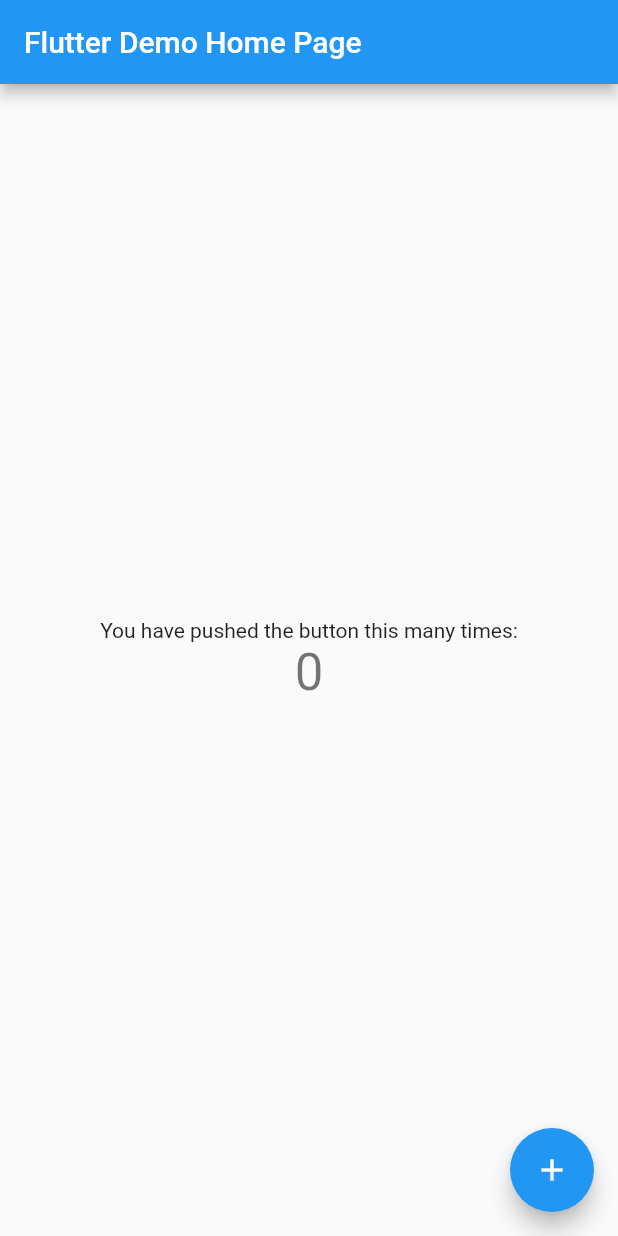
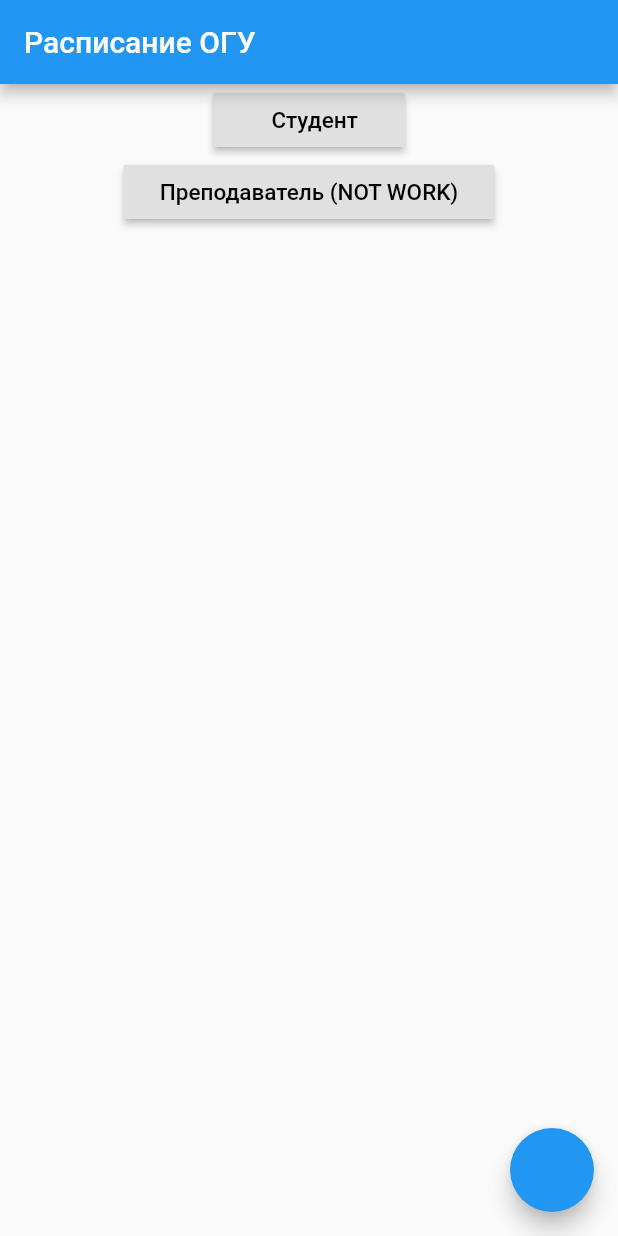
Before and after one commit to Pastyt/ogu_schedule, a Flutter app: the screen it shows after launch, on a phone screen of 412 x 824 dp. Run offline on Flutter 3.47's test engine with Material 2 defaults, Android fonts, the phone set to English and light mode, and no system bars.

```diff
--- a/lib/main.dart
+++ b/lib/main.dart
@@ -1,111 +1,143 @@
+// Copyright 2018 The Flutter team. All rights reserved.
+// Use of this source code is governed by a BSD-style license that can be
+// found in the LICENSE file.
+
 import 'package:flutter/material.dart';
+import 'dart:convert';
+import 'package:http/http.dart' as http;
+import 'package:ogu_schedule/course.dart';
 
-void main() => runApp(MyApp());
+import 'studprep.dart';
+import 'showDivision.dart';
+import 'group.dart';
 
-class MyApp extends StatelessWidget {
-  // This widget is the root of your application.
+void main() => runApp(OguSchedule());
+
+class OguSchedule extends StatefulWidget {
   @override
-  Widget build(BuildContext context) {
-    return MaterialApp(
-      title: 'Flutter Demo',
-      theme: ThemeData(
-        // This is the theme of your application.
-        //
-        // Try running your application with "flutter run". You'll see the
-        // application has a blue toolbar. Then, without quitting the app, try
-        // changing the primarySwatch below to Colors.green and then invoke
-        // "hot reload" (press "r" in the console where you ran "flutter run",
-        // or simply save your changes to "hot reload" in a Flutter IDE).
-        // Notice that the counter didn't reset back to zero; the application
-        // is not restarted.
-        primarySwatch: Colors.blue,
-      ),
-      home: MyHomePage(title: 'Flutter Demo Home Page'),
-    );
+  State<StatefulWidget> createState() {
+    return _OguScheduleState();
   }
 }
 
-class MyHomePage extends StatefulWidget {
-  MyHomePage({Key key, this.title}) : super(key: key);
+class _OguScheduleState extends State<OguSchedule> {
+  List<Map<String, dynamic>> _divisionData;
+  List<Map<String, dynamic>> _courseData;
+  List<Map<String, dynamic>> _groupData;
+  List<Map<String, dynamic>> _scheduleData;
+  int _step;
+  int _idDivision;
+  int _idCourse;
+  int _idGroup;
+  _OguScheduleState(){
+    _step=0;
+  }
+  /* String get systemMes {
+    switch (_step) {
+      case 0:
+        return 'Кто вы?';
+        break;
+      case 1:
+        return 'Факультет';
+      case 2:
+        return 'Выберите курс';
+      case 3:
+        return 'Выберите группу';
+      case 4:
+        return 'Выберите кафедру'
+    }
+    return 'mes';
+  } */
+  _getDivisionData() async {
+    final response =
+        await http.get('http://oreluniver.ru/schedule/divisionlistforstuds');
+    //print(response.body);
+    if (response.statusCode == 200) {
+      var allData = json.decode(response.body) as List<Object>;
+      _divisionData = [];
+      allData.forEach((f) {
+        _divisionData.add(f as Map<String, dynamic>);
+      });
+      _step = 0;
+      _changeState();
+    }
+  }
 
-  // This widget is the home page of your application. It is stateful, meaning
-  // that it has a State object (defined below) that contains fields that affect
-  // how it looks.
+  _getCourseData(int added) async {
+    final response =
+        await http.get('http://oreluniver.ru/schedule/$added/kurslist');
+    //print(response.body);
+    if (response.statusCode == 200) {
+      var allData = json.decode(response.body) as List<Object>;
+      _courseData = [];
+      allData.forEach((f) {
+        _courseData.add(f as Map<String, dynamic>);
+      });
+      _step = 1;
+      _idDivision = added;
+      _changeState();
+    }
+  }
 
-  // This class is the configuration for the state. It holds the values (in this
-  // case the title) provided by the parent (in this case the App widget) and
-  // used by the build method of the State. Fields in a Widget subclass are
-  // always marked "final".
+  _getGroupData(int added) async {
+    final response = await http
+        .get('http://oreluniver.ru/schedule/$_idDivision/$added/grouplist');
+    //print(response.body);
+    if (response.statusCode == 200) {
+      var allData = json.decode(response.body) as List<Object>;
+      _groupData = [];
+      allData.forEach((f) {
+        _groupData.add(f as Map<String, dynamic>);
+      });
+      _step = 2;
+      _idCourse = added;
+      _changeState();
+    }
+  }
+  _getScheduleData(int added) async {
+    final response = await http
+        .get('http://oreluniver.ru/schedule/$_idDivision/$added/grouplist');
+    //print(response.body);
+    if (response.statusCode == 200) {
+      var allData = json.decode(response.body) as List<Object>;
+      _scheduleData = [];
+      allData.forEach((f) {
+        _scheduleData.add(f as Map<String, dynamic>);
+      });
+      _step = 3;
+      _idGroup = added;
+      _changeState();
+    }
+  }
+  _reset(){
+    _step=-1;
+    _changeState();
+  }
+  _getPrepData() async {}
 
-  final String title;
-
-  @override
-  _MyHomePageState createState() => _MyHomePageState();
-}
-
-class _MyHomePageState extends State<MyHomePage> {
-  int _counter = 0;
-
-  void _incrementCounter() {
+  _changeState() {
     setState(() {
-      // This call to setState tells the Flutter framework that something has
-      // changed in this State, which causes it to rerun the build method below
-      // so that the display can reflect the updated values. If we changed
-      // _counter without calling setState(), then the build method would not be
-      // called again, and so nothing would appear to happen.
-      _counter++;
+      _step++;
     });
   }
 
   @override
   Widget build(BuildContext context) {
-    // This method is rerun every time setState is called, for instance as done
-    // by the _incrementCounter method above.
-    //
-    // The Flutter framework has been optimized to make rerunning build methods
-    // fast, so that you can just rebuild anything that needs updating rather
-    // than having to individually change instances of widgets.
-    return Scaffold(
-      appBar: AppBar(
-        // Here we take the value from the MyHomePage object that was created by
-        // the App.build method, and use it to set our appbar title.
-        title: Text(widget.title),
-      ),
-      body: Center(
-        // Center is a layout widget. It takes a single child and positions it
-        // in the middle of the parent.
-        child: Column(
-          // Column is also a layout widget. It takes a list of children and
-          // arranges them vertically. By default, it sizes itself to fit its
-          // children horizontally, and tries to be as tall as its parent.
-          //
-          // Invoke "debug painting" (press "p" in the console, choose the
-          // "Toggle Debug Paint" action from the Flutter Inspector in Android
-          // Studio, or the "Toggle Debug Paint" command in Visual Studio Code)
-          // to see the wireframe for each widget.
-          //
-          // Column has various properties to control how it sizes itself and
-          // how it positions its children. Here we use mainAxisAlignment to
-          // center the children vertically; the main axis here is the vertical
-          // axis because Columns are vertical (the cross axis would be
-          // horizontal).
-          mainAxisAlignment: MainAxisAlignment.center,
-          children: <Widget>[
-            Text(
-              'You have pushed the button this many times:',
+    return MaterialApp(
+        title: 'Расписание ОГУ',
+        home: Scaffold(
+          floatingActionButton: FloatingActionButton(
+            onPressed: _reset,
+          ),
+            appBar: AppBar(
+              title: Text('Расписание ОГУ'),
             ),
-            Text(
-              '$_counter',
-              style: Theme.of(context).textTheme.display1,
-            ),
-          ],
-        ),
-      ),
-      floatingActionButton: FloatingActionButton(
-        onPressed: _incrementCounter,
-        tooltip: 'Increment',
-        child: Icon(Icons.add),
-      ), // This trailing comma makes auto-formatting nicer for build methods.
-    );
+            body: _step == 0
+                ? StudPrep(_getPrepData, _getDivisionData)
+                : _step == 1
+                    ? ShowDivision(_divisionData, _getCourseData)
+                    : _step == 2
+                        ? ShowCourse(_courseData, _getGroupData)
+                        : ShowGroup(_groupData,_getScheduleData)));
   }
 }
--- /dev/null
+++ b/lib/studprep.dart
@@ -0,0 +1,36 @@
+import 'package:flutter/cupertino.dart';
+import 'package:flutter/material.dart';
+
+class StudPrep extends StatelessWidget {
+  final Function getPrep, getStud;
+
+  StudPrep(this.getPrep, this.getStud);
+
+  @override
+  Widget build(BuildContext context) {
+    return Center(
+        child: Column(children: <Widget>[
+      /*Container(
+              width: double.infinity,
+              child: Text(systemMes,textAlign: TextAlign.center,style: TextStyle(
+                fontSize: 35
+              ),),
+            ),*/
+
+      RaisedButton(
+          onPressed: getStud,
+          child: Text(
+            '    Студент  ',
+            style: TextStyle(fontSize: 15),
+          ),
+          textTheme: ButtonTextTheme.primary),
+      RaisedButton(
+          onPressed: getPrep,
+          child: Text(
+            'Преподаватель (NOT WORK)',
+            style: TextStyle(fontSize: 15),
+          ),
+          textTheme: ButtonTextTheme.primary)
+    ]));
+  }
+}
--- a/pubspec.yaml
+++ b/pubspec.yaml
@@ -1,5 +1,5 @@
 name: ogu_schedule
-description: A new Flutter application.
+description: Schedule for Orel State University.
 
 # The following defines the version and build number for your application.
 # A version number is three numbers separated by dots, like 1.2.43
@@ -19,15 +19,15 @@ environment:
 dependencies:
   flutter:
     sdk: flutter
-
   # The following adds the Cupertino Icons font to your application.
   # Use with the CupertinoIcons class for iOS style icons.
   cupertino_icons: ^0.1.2
+  english_words: ^3.1.0
+  http: ^0.12.0
 
 dev_dependencies:
   flutter_test:
     sdk: flutter
-
 
 # For information on the generic Dart part of this file, see the
 # following page: https://dart.dev/tools/pub/pubspec
```
Also changed, not shown: lib/course.dart (added, +23 -0 lines), lib/group.dart (added, +20 -0 lines), lib/showDivision.dart (added, +22 -0 lines), pubspec.lock, 1 other file.
